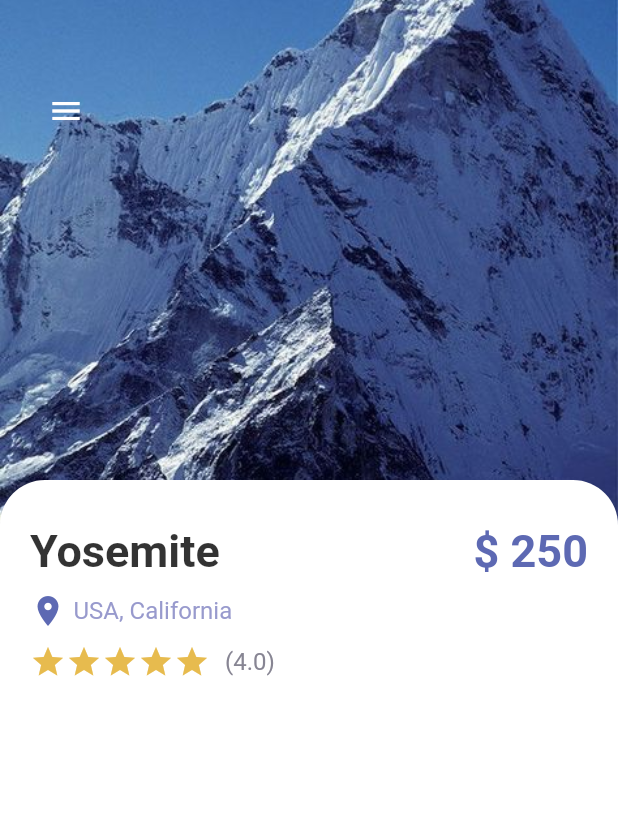
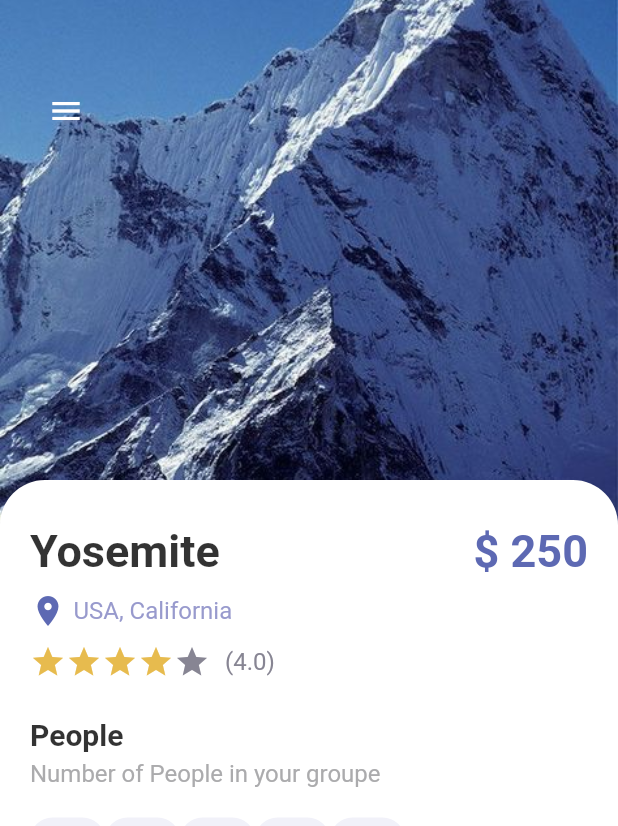
Before and after one commit to Sihamtahi/Tripy, a Flutter app: the screen it shows after launch, on a phone screen of 412 x 824 dp. Shown: the top 826 px of the screen. Run offline on Flutter 3.47's test engine with Material 2 defaults, Android fonts, the phone set to English and light mode, and no system bars.

Commit message:
adding  reusabl botton to the detail page

```diff
--- a/lib/detail_page.dart
+++ b/lib/detail_page.dart
@@ -1,5 +1,6 @@
 
 import 'package:cubit_application/misc/colors.dart';
+import 'package:cubit_application/widgets/app_button.dart';
 import 'package:cubit_application/widgets/app_large_text.dart';
 import 'package:cubit_application/widgets/app_text.dart';
 import 'package:flutter/cupertino.dart';
@@ -13,6 +14,7 @@ class Detailpage extends StatefulWidget {
 }
 
 class _DetailpageState extends State<Detailpage> {
+  int gottenStars = 4;
   @override
   Widget build(BuildContext context) {
     return Scaffold(
@@ -87,13 +89,27 @@ class _DetailpageState extends State<Detailpage> {
                       children: [
                         Wrap(
                             children: List.generate(5, (index){
-                              return Icon(Icons.star, color: AppColors.starColor,);
+                              return Icon(Icons.star, color: index< gottenStars?AppColors.starColor: AppColors.textColor2,);
                             })
                         ),
                         SizedBox(width: 10),
                         AppText(text: "(4.0)", color: AppColors.textColor2,)
                       ],
+                    ),
+                    SizedBox(height: 25,),
+                    AppLargeText(text: "People", color: Colors.black54.withOpacity(0.8), size: 20,),
+                    SizedBox(height: 5,),
+                    AppText(text: "Number of People in your groupe", color: AppColors.mainTextColor,),
+                    SizedBox(height: 20,),
+                    Wrap(
+                      children: List.generate(5, (index) {
+                        return AppButtons(size: 50,
+                            color: Colors.black,
+                            backgroundColor:  AppColors.buttonBackground,
+                            borderColor: AppColors.buttonBackground );
+                      }),
                     )
+
                   ],
                 ),
           ))
--- /dev/null
+++ b/lib/widgets/app_button.dart
@@ -0,0 +1,28 @@
+
+import 'package:cubit_application/misc/colors.dart';
+import 'package:flutter/cupertino.dart';
+
+class AppButtons extends StatelessWidget {
+  final Color color;
+  final Color backgroundColor;
+  double size;
+  final Color borderColor;
+
+    AppButtons({Key? key, required this.size, required this.color, required this.backgroundColor, required this.borderColor}) : super(key: key);
+
+  @override
+  Widget build(BuildContext context) {
+    return Container(
+      width: size,
+      height: size,
+      decoration: BoxDecoration(
+        border: Border.all(
+           color: borderColor,
+          width: 1.0
+        ),
+        borderRadius: BorderRadius.circular(15),
+        color: backgroundColor,
+      ),
+    );
+  }
+}
```
